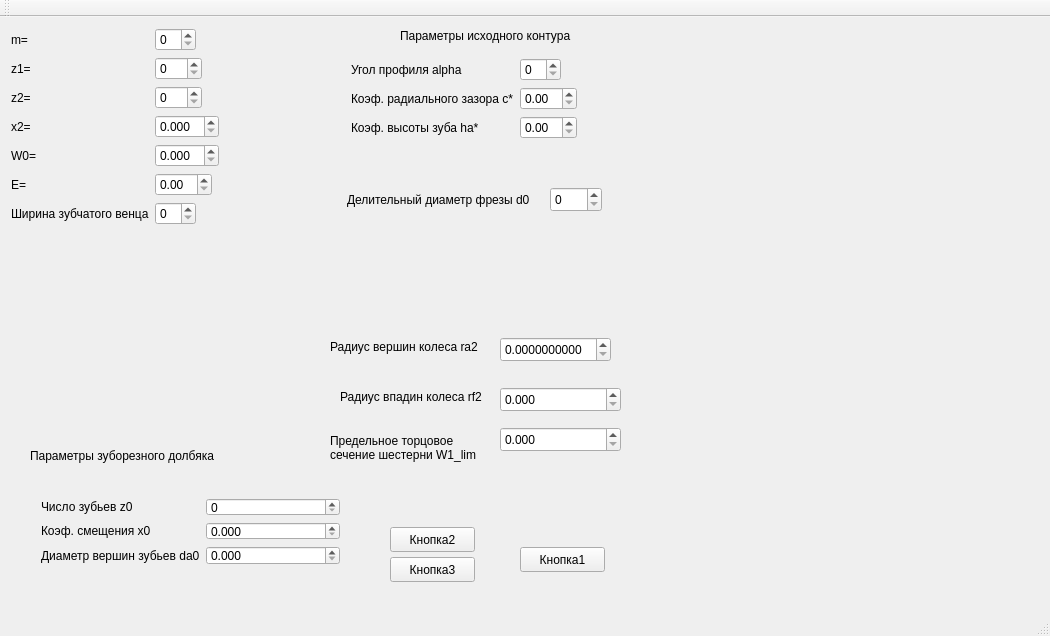
Before: the Qt Designer form mainwindow.ui in magist3r/tm_profile, drawn with Qt 5.
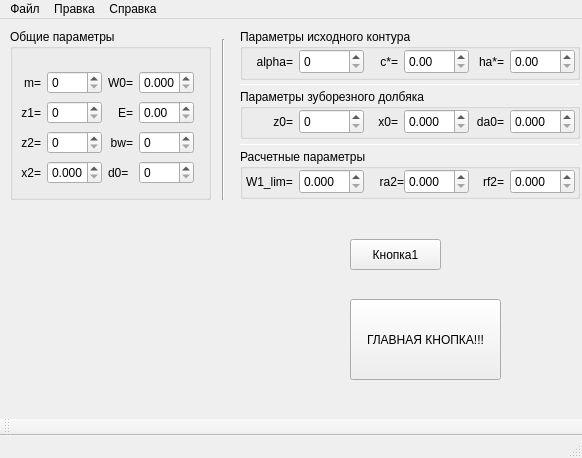
After: the same form once the commit is applied. Custom widgets are drawn as their Qt base class.

What changed in the file:
```diff
--- a/mainwindow.ui
+++ b/mainwindow.ui
@@ -6,8 +6,8 @@
    <rect>
     <x>0</x>
     <y>0</y>
-    <width>1050</width>
-    <height>636</height>
+    <width>582</width>
+    <height>458</height>
    </rect>
   </property>
   <property name="windowTitle">
@@ -17,29 +17,64 @@
    <widget class="QPushButton" name="pushButton">
     <property name="geometry">
      <rect>
-      <x>520</x>
-      <y>530</y>
-      <width>85</width>
-      <height>25</height>
+      <x>350</x>
+      <y>220</y>
+      <width>91</width>
+      <height>31</height>
      </rect>
     </property>
     <property name="text">
      <string>Кнопка1</string>
     </property>
    </widget>
-   <widget class="QWidget" name="formLayoutWidget">
+   <widget class="QPushButton" name="MainButton">
+    <property name="geometry">
+     <rect>
+      <x>350</x>
+      <y>280</y>
+      <width>151</width>
+      <height>81</height>
+     </rect>
+    </property>
+    <property name="text">
+     <string>ГЛАВНАЯ КНОПКА!!!</string>
+    </property>
+   </widget>
+   <widget class="PaintArea" name="PaintContactArea" native="true">
+    <property name="geometry">
+     <rect>
+      <x>10</x>
+      <y>220</y>
+      <width>321</width>
+      <height>171</height>
+     </rect>
+    </property>
+    <property name="autoFillBackground">
+     <bool>true</bool>
+    </property>
+   </widget>
+   <widget class="QGroupBox" name="groupBox">
+    <property name="geometry">
+     <rect>
+      <x>10</x>
+      <y>10</y>
+      <width>201</width>
+      <height>171</height>
+     </rect>
+    </property>
+    <property name="title">
+     <string>Общие параметры</string>
+    </property>
+    <widget class="QWidget" name="">
     <property name="geometry">
      <rect>
       <x>0</x>
-      <y>0</y>
-      <width>301</width>
-      <height>241</height>
-     </rect>
-    </property>
-    <layout class="QFormLayout" name="formLayout">
-     <property name="fieldGrowthPolicy">
-      <enum>QFormLayout::ExpandingFieldsGrow</enum>
-     </property>
+       <y>30</y>
+       <width>196</width>
+       <height>141</height>
+      </rect>
+     </property>
+     <layout class="QGridLayout" name="gridLayout">
      <item row="0" column="0">
       <widget class="QLabel" name="label">
        <property name="acceptDrops">
@@ -48,9 +83,15 @@
        <property name="toolTip">
         <string comment="Module" extracomment="Module"/>
        </property>
+        <property name="frameShadow">
+         <enum>QFrame::Plain</enum>
+        </property>
        <property name="text">
         <string>m=</string>
        </property>
+        <property name="alignment">
+         <set>Qt::AlignRight|Qt::AlignTrailing|Qt::AlignVCenter</set>
+        </property>
       </widget>
      </item>
      <item row="0" column="1">
@@ -66,11 +107,37 @@
        </property>
       </widget>
      </item>
+      <item row="0" column="2">
+       <widget class="QLabel" name="label_5">
+        <property name="text">
+         <string>W0=</string>
+        </property>
+        <property name="alignment">
+         <set>Qt::AlignRight|Qt::AlignTrailing|Qt::AlignVCenter</set>
+        </property>
+        <property name="wordWrap">
+         <bool>true</bool>
+        </property>
+       </widget>
+      </item>
+      <item row="0" column="3">
+       <widget class="QDoubleSpinBox" name="W0">
+        <property name="toolTip">
+         <string>Аппликата большего торцового сечения венца шестерни</string>
+        </property>
+        <property name="decimals">
+         <number>3</number>
+        </property>
+       </widget>
+      </item>
      <item row="1" column="0">
       <widget class="QLabel" name="label_2">
        <property name="text">
         <string>z1=</string>
        </property>
+        <property name="alignment">
+         <set>Qt::AlignRight|Qt::AlignTrailing|Qt::AlignVCenter</set>
+        </property>
       </widget>
      </item>
      <item row="1" column="1">
@@ -83,11 +150,31 @@
        </property>
       </widget>
      </item>
+      <item row="1" column="2">
+       <widget class="QLabel" name="label_6">
+        <property name="text">
+         <string>E=</string>
+        </property>
+        <property name="alignment">
+         <set>Qt::AlignRight|Qt::AlignTrailing|Qt::AlignVCenter</set>
+        </property>
+       </widget>
+      </item>
+      <item row="1" column="3">
+       <widget class="QDoubleSpinBox" name="E">
+        <property name="toolTip">
+         <string>Межосевой угол</string>
+        </property>
+       </widget>
+      </item>
      <item row="2" column="0">
       <widget class="QLabel" name="label_3">
        <property name="text">
         <string>z2=</string>
        </property>
+        <property name="alignment">
+         <set>Qt::AlignRight|Qt::AlignTrailing|Qt::AlignVCenter</set>
+        </property>
       </widget>
      </item>
      <item row="2" column="1">
@@ -100,11 +187,31 @@
        </property>
       </widget>
      </item>
+      <item row="2" column="2">
+       <widget class="QLabel" name="label_19">
+        <property name="text">
+         <string>bw=</string>
+        </property>
+        <property name="alignment">
+         <set>Qt::AlignRight|Qt::AlignTrailing|Qt::AlignVCenter</set>
+        </property>
+       </widget>
+      </item>
+      <item row="2" column="3">
+       <widget class="QSpinBox" name="bw">
+        <property name="toolTip">
+         <string>Ширина зубчатого венча</string>
+        </property>
+       </widget>
+      </item>
      <item row="3" column="0">
       <widget class="QLabel" name="label_4">
        <property name="text">
         <string>x2=</string>
        </property>
+        <property name="alignment">
+         <set>Qt::AlignRight|Qt::AlignTrailing|Qt::AlignVCenter</set>
+        </property>
       </widget>
      </item>
      <item row="3" column="1">
@@ -117,202 +224,253 @@
        </property>
       </widget>
      </item>
-     <item row="4" column="0">
-      <widget class="QLabel" name="label_5">
+      <item row="3" column="2">
+       <widget class="QLabel" name="label_18">
        <property name="text">
-        <string>W0=</string>
-       </property>
-       <property name="alignment">
-        <set>Qt::AlignRight|Qt::AlignTrailing|Qt::AlignVCenter</set>
-       </property>
-       <property name="wordWrap">
-        <bool>true</bool>
-       </property>
-      </widget>
-     </item>
-     <item row="4" column="1">
-      <widget class="QDoubleSpinBox" name="W0">
+         <string>d0=</string>
+        </property>
+       </widget>
+      </item>
+      <item row="3" column="3">
+       <widget class="QSpinBox" name="d0">
        <property name="toolTip">
-        <string>Аппликата большего торцового сечения венца шестерни</string>
-       </property>
-       <property name="decimals">
-        <number>3</number>
-       </property>
-      </widget>
-     </item>
-     <item row="5" column="0">
-      <widget class="QLabel" name="label_6">
-       <property name="text">
-        <string>E=</string>
-       </property>
-      </widget>
-     </item>
-     <item row="5" column="1">
-      <widget class="QDoubleSpinBox" name="E">
-       <property name="toolTip">
-        <string>Межосевой угол</string>
-       </property>
-      </widget>
-     </item>
-     <item row="6" column="0">
-      <widget class="QLabel" name="label_19">
-       <property name="text">
-        <string>Ширина зубчатого венца</string>
-       </property>
-      </widget>
-     </item>
-     <item row="6" column="1">
-      <widget class="QSpinBox" name="bw">
-       <property name="toolTip">
-        <string>Ширина зубчатого венча</string>
+         <string>Делительный диаметр фрезы</string>
        </property>
       </widget>
      </item>
     </layout>
    </widget>
-   <widget class="QWidget" name="formLayoutWidget_2">
+   </widget>
+   <widget class="QGroupBox" name="groupBox_2">
     <property name="geometry">
      <rect>
-      <x>340</x>
-      <y>30</y>
-      <width>255</width>
-      <height>110</height>
+      <x>240</x>
+      <y>10</y>
+      <width>340</width>
+      <height>51</height>
      </rect>
     </property>
-    <layout class="QFormLayout" name="formLayout_2">
-     <property name="fieldGrowthPolicy">
-      <enum>QFormLayout::ExpandingFieldsGrow</enum>
-     </property>
-     <item row="1" column="0">
-      <widget class="QLabel" name="label_10">
-       <property name="text">
-        <string>Угол профиля alpha</string>
-       </property>
-      </widget>
-     </item>
-     <item row="1" column="1">
-      <widget class="QSpinBox" name="alpha"/>
-     </item>
-     <item row="2" column="0">
+    <property name="title">
+     <string>Параметры исходного контура</string>
+    </property>
+    <widget class="QDoubleSpinBox" name="ha">
+     <property name="geometry">
+      <rect>
+       <x>270</x>
+       <y>20</y>
+       <width>65</width>
+       <height>25</height>
+      </rect>
+     </property>
+     <property name="toolTip">
+      <string>Коэффициент высоты зуба</string>
+     </property>
+    </widget>
       <widget class="QLabel" name="label_11">
+     <property name="geometry">
+      <rect>
+       <x>130</x>
+       <y>20</y>
+       <width>28</width>
+       <height>25</height>
+      </rect>
+     </property>
        <property name="text">
-        <string>Коэф. радиального зазора c*</string>
-       </property>
-      </widget>
-     </item>
-     <item row="2" column="1">
-      <widget class="QDoubleSpinBox" name="c"/>
-     </item>
-     <item row="3" column="0">
+      <string>c*=</string>
+     </property>
+     <property name="alignment">
+      <set>Qt::AlignRight|Qt::AlignTrailing|Qt::AlignVCenter</set>
+     </property>
+    </widget>
       <widget class="QLabel" name="label_7">
+     <property name="geometry">
+      <rect>
+       <x>235</x>
+       <y>20</y>
+       <width>29</width>
+       <height>25</height>
+      </rect>
+     </property>
        <property name="text">
-        <string>Коэф. высоты зуба ha*</string>
-       </property>
-      </widget>
-     </item>
-     <item row="3" column="1">
-      <widget class="QDoubleSpinBox" name="ha"/>
-     </item>
-    </layout>
-   </widget>
-   <widget class="QLabel" name="label_9">
+      <string>ha*=</string>
+     </property>
+     <property name="alignment">
+      <set>Qt::AlignRight|Qt::AlignTrailing|Qt::AlignVCenter</set>
+     </property>
+    </widget>
+    <widget class="QDoubleSpinBox" name="c">
+     <property name="geometry">
+      <rect>
+       <x>164</x>
+       <y>20</y>
+       <width>65</width>
+       <height>25</height>
+      </rect>
+     </property>
+     <property name="toolTip">
+      <string>Коэффициент радиального зазора</string>
+     </property>
+    </widget>
+    <widget class="QLabel" name="label_10">
     <property name="geometry">
      <rect>
-      <x>400</x>
-      <y>10</y>
-      <width>189</width>
-      <height>17</height>
+       <x>6</x>
+       <y>20</y>
+       <width>47</width>
+       <height>25</height>
      </rect>
     </property>
     <property name="text">
-     <string>Параметры исходного контура</string>
-    </property>
-   </widget>
-   <widget class="QLabel" name="label_12">
+      <string>alpha=</string>
+     </property>
+     <property name="alignment">
+      <set>Qt::AlignRight|Qt::AlignTrailing|Qt::AlignVCenter</set>
+     </property>
+    </widget>
+    <widget class="QSpinBox" name="alpha">
     <property name="geometry">
      <rect>
-      <x>30</x>
-      <y>430</y>
-      <width>241</width>
-      <height>17</height>
-     </rect>
-    </property>
-    <property name="text">
+       <x>59</x>
+       <y>20</y>
+       <width>65</width>
+       <height>25</height>
+      </rect>
+     </property>
+     <property name="toolTip">
+      <string>Угол профиля</string>
+     </property>
+    </widget>
+   </widget>
+   <widget class="QGroupBox" name="groupBox_3">
+    <property name="geometry">
+     <rect>
+      <x>240</x>
+      <y>70</y>
+      <width>340</width>
+      <height>50</height>
+     </rect>
+    </property>
+    <property name="title">
      <string>Параметры зуборезного долбяка</string>
     </property>
-   </widget>
-   <widget class="QWidget" name="formLayoutWidget_3">
+    <widget class="QDoubleSpinBox" name="da0">
     <property name="geometry">
      <rect>
-      <x>30</x>
-      <y>470</y>
-      <width>321</width>
-      <height>89</height>
-     </rect>
-    </property>
-    <layout class="QFormLayout" name="formLayout_3">
-     <item row="0" column="0">
-      <widget class="QLabel" name="label_13">
-       <property name="text">
-        <string>Число зубьев z0</string>
-       </property>
-      </widget>
-     </item>
-     <item row="0" column="1">
-      <widget class="QSpinBox" name="z0"/>
-     </item>
-     <item row="1" column="0">
-      <widget class="QLabel" name="label_14">
-       <property name="text">
-        <string>Коэф. смещения x0</string>
-       </property>
-      </widget>
-     </item>
-     <item row="1" column="1">
+       <x>270</x>
+       <y>20</y>
+       <width>65</width>
+       <height>25</height>
+      </rect>
+     </property>
+     <property name="toolTip">
+      <string>Диаметр вершин зубьев</string>
+     </property>
+     <property name="decimals">
+      <number>3</number>
+     </property>
+    </widget>
       <widget class="QDoubleSpinBox" name="x0">
+     <property name="geometry">
+      <rect>
+       <x>164</x>
+       <y>20</y>
+       <width>65</width>
+       <height>25</height>
+      </rect>
+     </property>
+     <property name="toolTip">
+      <string>Коэффициент смещения</string>
+     </property>
        <property name="decimals">
         <number>3</number>
        </property>
       </widget>
-     </item>
-     <item row="2" column="0">
+    <widget class="QSpinBox" name="z0">
+     <property name="geometry">
+      <rect>
+       <x>59</x>
+       <y>20</y>
+       <width>65</width>
+       <height>25</height>
+      </rect>
+     </property>
+     <property name="toolTip">
+      <string>Число зубьев</string>
+     </property>
+    </widget>
+    <widget class="QLabel" name="label_13">
+     <property name="geometry">
+      <rect>
+       <x>6</x>
+       <y>20</y>
+       <width>47</width>
+       <height>25</height>
+      </rect>
+     </property>
+     <property name="text">
+      <string>z0=</string>
+     </property>
+     <property name="alignment">
+      <set>Qt::AlignRight|Qt::AlignTrailing|Qt::AlignVCenter</set>
+     </property>
+    </widget>
       <widget class="QLabel" name="label_15">
+     <property name="geometry">
+      <rect>
+       <x>235</x>
+       <y>20</y>
+       <width>29</width>
+       <height>25</height>
+      </rect>
+     </property>
        <property name="text">
-        <string>Диаметр вершин зубьев da0</string>
-       </property>
-      </widget>
-     </item>
-     <item row="2" column="1">
-      <widget class="QDoubleSpinBox" name="da0">
-       <property name="decimals">
-        <number>3</number>
-       </property>
-      </widget>
-     </item>
-    </layout>
-   </widget>
-   <widget class="QDoubleSpinBox" name="ra2">
+      <string>da0=</string>
+     </property>
+     <property name="alignment">
+      <set>Qt::AlignRight|Qt::AlignTrailing|Qt::AlignVCenter</set>
+     </property>
+    </widget>
+    <widget class="QLabel" name="label_14">
     <property name="geometry">
      <rect>
-      <x>500</x>
-      <y>320</y>
-      <width>111</width>
+       <x>130</x>
+       <y>20</y>
+       <width>28</width>
       <height>25</height>
      </rect>
     </property>
-    <property name="decimals">
-     <number>10</number>
-    </property>
-   </widget>
+     <property name="text">
+      <string>x0=</string>
+     </property>
+     <property name="alignment">
+      <set>Qt::AlignRight|Qt::AlignTrailing|Qt::AlignVCenter</set>
+     </property>
+    </widget>
+   </widget>
+   <widget class="QGroupBox" name="groupBox_4">
+    <property name="geometry">
+     <rect>
+      <x>240</x>
+      <y>130</y>
+      <width>340</width>
+      <height>50</height>
+     </rect>
+    </property>
+    <property name="title">
+     <string>Расчетные параметры</string>
+    </property>
    <widget class="QDoubleSpinBox" name="rf2">
     <property name="geometry">
      <rect>
-      <x>500</x>
-      <y>370</y>
-      <width>121</width>
+       <x>270</x>
+       <y>20</y>
+       <width>65</width>
       <height>25</height>
      </rect>
     </property>
+     <property name="toolTip">
+      <string>Радиус впадин колеса</string>
+     </property>
     <property name="decimals">
      <number>3</number>
     </property>
@@ -320,11 +478,46 @@
    <widget class="QDoubleSpinBox" name="W1_lim">
     <property name="geometry">
      <rect>
-      <x>500</x>
-      <y>410</y>
-      <width>121</width>
+       <x>59</x>
+       <y>20</y>
+       <width>65</width>
       <height>25</height>
      </rect>
+     </property>
+     <property name="toolTip">
+      <string>Предельное торцовое сечение шестерни</string>
+     </property>
+     <property name="decimals">
+      <number>3</number>
+     </property>
+    </widget>
+    <widget class="QLabel" name="label_17">
+     <property name="geometry">
+      <rect>
+       <x>6</x>
+       <y>20</y>
+       <width>47</width>
+       <height>25</height>
+      </rect>
+     </property>
+     <property name="text">
+      <string>W1_lim=</string>
+     </property>
+     <property name="wordWrap">
+      <bool>true</bool>
+     </property>
+    </widget>
+    <widget class="QDoubleSpinBox" name="ra2">
+     <property name="geometry">
+      <rect>
+       <x>164</x>
+       <y>20</y>
+       <width>65</width>
+       <height>25</height>
+      </rect>
+     </property>
+     <property name="toolTip">
+      <string>Радиус вершин колеса</string>
     </property>
     <property name="decimals">
      <number>3</number>
@@ -333,103 +526,74 @@
    <widget class="QLabel" name="label_8">
     <property name="geometry">
      <rect>
-      <x>330</x>
-      <y>320</y>
-      <width>161</width>
-      <height>20</height>
+       <x>130</x>
+       <y>20</y>
+       <width>34</width>
+       <height>25</height>
      </rect>
     </property>
     <property name="text">
-     <string>Радиус вершин колеса ra2</string>
+      <string>ra2=</string>
+     </property>
+     <property name="alignment">
+      <set>Qt::AlignRight|Qt::AlignTrailing|Qt::AlignVCenter</set>
     </property>
    </widget>
    <widget class="QLabel" name="label_16">
     <property name="geometry">
      <rect>
-      <x>340</x>
-      <y>370</y>
-      <width>151</width>
-      <height>20</height>
+       <x>241</x>
+       <y>20</y>
+       <width>23</width>
+       <height>25</height>
      </rect>
     </property>
     <property name="text">
-     <string>Радиус впадин колеса rf2</string>
-    </property>
-   </widget>
-   <widget class="QLabel" name="label_17">
-    <property name="geometry">
-     <rect>
-      <x>330</x>
-      <y>410</y>
-      <width>161</width>
-      <height>41</height>
-     </rect>
-    </property>
-    <property name="text">
-     <string>Предельное торцовое сечение шестерни W1_lim</string>
-    </property>
-    <property name="wordWrap">
-     <bool>true</bool>
-    </property>
-   </widget>
-   <widget class="QPushButton" name="pushButton_2">
-    <property name="geometry">
-     <rect>
-      <x>390</x>
-      <y>510</y>
-      <width>85</width>
-      <height>25</height>
-     </rect>
-    </property>
-    <property name="text">
-     <string>Кнопка2</string>
-    </property>
+      <string>rf2=</string>
+     </property>
+     <property name="alignment">
+      <set>Qt::AlignRight|Qt::AlignTrailing|Qt::AlignVCenter</set>
+     </property>
+    </widget>
    </widget>
-   <widget class="QPushButton" name="MainButton">
+   <widget class="Line" name="line">
     <property name="geometry">
      <rect>
-      <x>390</x>
-      <y>540</y>
-      <width>85</width>
-      <height>25</height>
+      <x>213</x>
+      <y>20</y>
+      <width>20</width>
+      <height>161</height>
      </rect>
     </property>
-    <property name="text">
-     <string>Кнопка3</string>
+    <property name="orientation">
+     <enum>Qt::Vertical</enum>
     </property>
    </widget>
-   <widget class="QSpinBox" name="d0">
+   <widget class="Line" name="line_2">
     <property name="geometry">
      <rect>
-      <x>550</x>
-      <y>170</y>
-      <width>52</width>
-      <height>25</height>
+      <x>240</x>
+      <y>65</y>
+      <width>340</width>
+      <height>1</height>
      </rect>
     </property>
-   </widget>
-   <widget class="QLabel" name="label_18">
-    <property name="geometry">
-     <rect>
-      <x>347</x>
-      <y>170</y>
-      <width>197</width>
-      <height>25</height>
-     </rect>
+    <property name="orientation">
+     <enum>Qt::Horizontal</enum>
     </property>
-    <property name="text">
-     <string>Делительный диаметр фрезы d0</string>
-    </property>
    </widget>
-   <widget class="PaintArea" name="PaintContactArea" native="true">
+   <widget class="Line" name="line_3">
     <property name="geometry">
      <rect>
-      <x>610</x>
-      <y>50</y>
-      <width>361</width>
-      <height>251</height>
+      <x>240</x>
+      <y>125</y>
+      <width>340</width>
+      <height>1</height>
      </rect>
     </property>
+    <property name="orientation">
+     <enum>Qt::Horizontal</enum>
+    </property>
    </widget>
   </widget>
   <widget class="QMenuBar" name="menuBar">
@@ -437,14 +601,32 @@
     <rect>
      <x>0</x>
      <y>0</y>
-     <width>1050</width>
+     <width>582</width>
      <height>24</height>
     </rect>
    </property>
+   <widget class="QMenu" name="menu">
+    <property name="title">
+     <string>Файл</string>
+    </property>
+   </widget>
+   <widget class="QMenu" name="menu_2">
+    <property name="title">
+     <string>Правка</string>
+    </property>
+   </widget>
+   <widget class="QMenu" name="menu_3">
+    <property name="title">
+     <string>Справка</string>
+    </property>
+   </widget>
+   <addaction name="menu"/>
+   <addaction name="menu_2"/>
+   <addaction name="menu_3"/>
   </widget>
   <widget class="QToolBar" name="mainToolBar">
    <attribute name="toolBarArea">
-    <enum>TopToolBarArea</enum>
+    <enum>BottomToolBarArea</enum>
    </attribute>
    <attribute name="toolBarBreak">
     <bool>false</bool>
```
Lines whose indentation alone changed are shown as unchanged.
